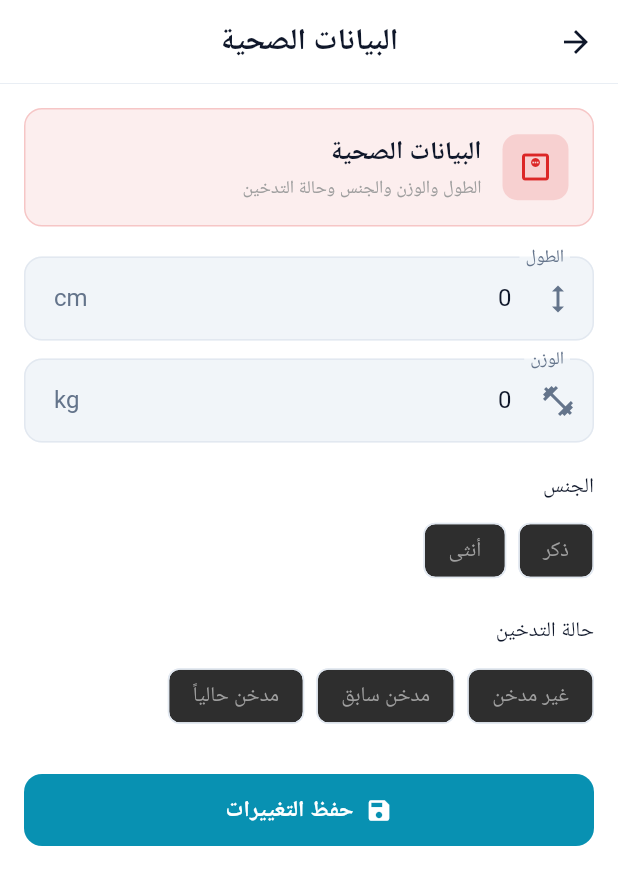
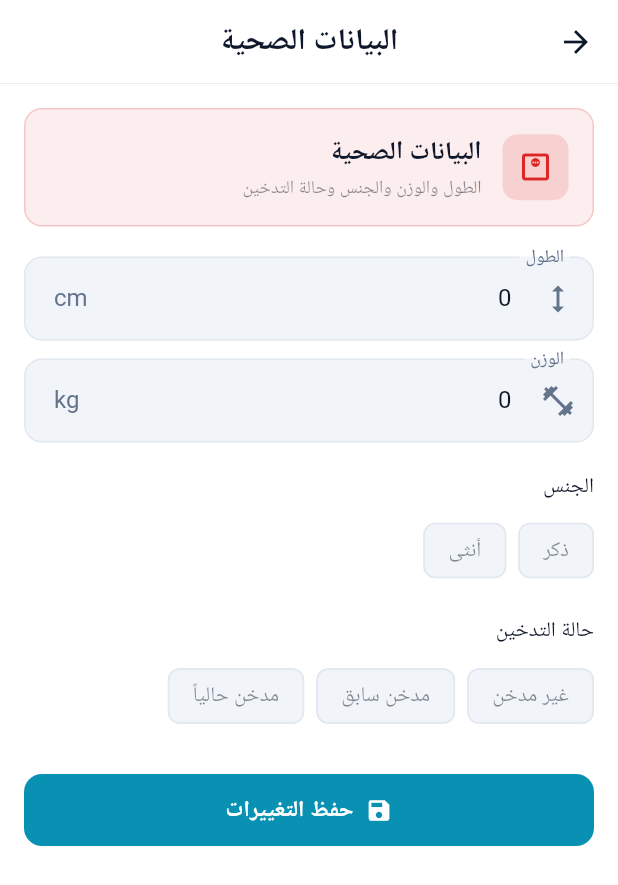
Before and after one commit to AlmohsenMyya/blood_donation, a Flutter app: the HealthInfoScreen screen opened directly with empty values, on a phone screen of 412 x 824 dp. Shown: the top 885 px of the screen. Run offline on Flutter 3.47's test engine with Material 3 defaults, Android fonts, the phone set to English and light mode, and no system bars; our stand-ins replace cloud_firestore, firebase_auth, firebase_core, firebase_messaging, flutter_dotenv, flutter_local_notifications and 4 more; missing offline and left inert: mobile_scanner; accounts and stored records are empty; key blocks and very long unbroken strings in the code were emptied for the run.

Commit message:
Update app interface to use a light and dark theme
Refactors UI elements across multiple screens to adopt a theme-aware color scheme, replacing hardcoded colors with dynamic theme values and updating text styles for better readability in both light and dark modes.

Replit-Commit-Author: Agent
Replit-Commit-Session-Id: 96f0cb3b-f585-47a2-971d-163fbc4546a3
Replit-Commit-Checkpoint-Type: full_checkpoint
Replit-Commit-Event-Id: 69051054-79c3-4d86-9951-59f3275ea193
Replit-Commit-Screenshot-Url: https://storage.googleapis.com/screenshot-production-us-central1/9e6150c9-0bec-4507-962b-f51578d6cd52/96f0cb3b-f585-47a2-971d-163fbc4546a3/FfCgVcX
Replit-Helium-Checkpoint-Created: true

```diff
--- a/lib/screens/donor_dashboard/profile_sections/emergency_contact_screen.dart
+++ b/lib/screens/donor_dashboard/profile_sections/emergency_contact_screen.dart
@@ -114,6 +114,7 @@ class _EmergencyContactScreenState extends State<EmergencyContactScreen> {
   }
 
   Widget _buildHeader(ThemeData theme, AppLocalizations l10n) {
+    final colorScheme = theme.colorScheme;
     return Column(
       crossAxisAlignment: CrossAxisAlignment.start,
       children: [
@@ -145,7 +146,7 @@ class _EmergencyContactScreenState extends State<EmergencyContactScreen> {
                     const SizedBox(height: 2),
                     Text(l10n.emergencyContactSubtitle,
                         style: theme.textTheme.bodySmall
-                            ?.copyWith(color: AppColors.textGrey)),
+                            ?.copyWith(color: colorScheme.onSurface.withOpacity(0.5))),
                   ],
                 ),
               ),
--- a/lib/screens/donor_dashboard/profile_sections/health_info_screen.dart
+++ b/lib/screens/donor_dashboard/profile_sections/health_info_screen.dart
@@ -156,6 +156,7 @@ class _HealthInfoScreenState extends State<HealthInfoScreen> {
 
   Widget _buildHeader(
       IconData icon, String title, String subtitle, ThemeData theme) {
+    final colorScheme = theme.colorScheme;
     return Container(
       padding: const EdgeInsets.all(16),
       decoration: BoxDecoration(
@@ -182,7 +183,7 @@ class _HealthInfoScreenState extends State<HealthInfoScreen> {
                 const SizedBox(height: 2),
                 Text(subtitle,
                     style: theme.textTheme.bodySmall
-                        ?.copyWith(color: AppColors.textGrey)),
+                        ?.copyWith(color: colorScheme.onSurface.withOpacity(0.5))),
               ],
             ),
           ),
@@ -197,6 +198,7 @@ class _HealthInfoScreenState extends State<HealthInfoScreen> {
     required String? selected,
     required ValueChanged<String> onSelected,
   }) {
+    final colorScheme = Theme.of(context).colorScheme;
     return Wrap(
       spacing: 8,
       runSpacing: 8,
@@ -207,9 +209,9 @@ class _HealthInfoScreenState extends State<HealthInfoScreen> {
           selected: isSelected,
           onSelected: (_) => onSelected(options[i]),
           selectedColor: AppColors.primaryRed,
-          backgroundColor: AppColors.fieldDark,
+          backgroundColor: colorScheme.surfaceContainerHighest,
           labelStyle: TextStyle(
-            color: isSelected ? Colors.white : AppColors.textGrey,
+            color: isSelected ? Colors.white : colorScheme.onSurface.withOpacity(0.5),
             fontWeight: isSelected ? FontWeight.bold : FontWeight.normal,
           ),
         );
--- a/lib/screens/donor_dashboard/profile_sections/medical_history_screen.dart
+++ b/lib/screens/donor_dashboard/profile_sections/medical_history_screen.dart
@@ -139,7 +139,7 @@ class _MedicalHistoryScreenState extends State<MedicalHistoryScreen> {
             Text(
               l10n.noneKnown,
               style: theme.textTheme.labelSmall
-                  ?.copyWith(color: AppColors.textGrey),
+                  ?.copyWith(color: theme.colorScheme.onSurface.withOpacity(0.5)),
             ),
             const SizedBox(height: 28),
 
@@ -162,6 +162,7 @@ class _MedicalHistoryScreenState extends State<MedicalHistoryScreen> {
 
   Widget _buildHeader(
       IconData icon, String title, String subtitle, ThemeData theme) {
+    final colorScheme = theme.colorScheme;
     return Container(
       padding: const EdgeInsets.all(16),
       decoration: BoxDecoration(
@@ -188,7 +189,7 @@ class _MedicalHistoryScreenState extends State<MedicalHistoryScreen> {
                 const SizedBox(height: 2),
                 Text(subtitle,
                     style: theme.textTheme.bodySmall
-                        ?.copyWith(color: AppColors.textGrey)),
+                        ?.copyWith(color: colorScheme.onSurface.withOpacity(0.5))),
               ],
             ),
           ),
--- a/lib/screens/donors/nearby_donors_screen.dart
+++ b/lib/screens/donors/nearby_donors_screen.dart
@@ -143,7 +143,7 @@ class _NearbyDonorsScreenState extends State<NearbyDonorsScreen> {
                       );
                     },
                     leading: CircleAvatar(
-                      backgroundColor: isPerfect ? AppColors.primaryRed : Colors.orange,
+                      backgroundColor: isPerfect ? AppColors.primaryRed : theme.colorScheme.secondary,
                       child: Icon(
                         isPerfect ? Icons.check_circle : Icons.person,
                         color: Colors.white
--- a/lib/screens/misc/awareness_screen.dart
+++ b/lib/screens/misc/awareness_screen.dart
@@ -84,7 +84,7 @@ class TipsScreen extends StatelessWidget {
                         const SizedBox(width: 8),
                         Text(
                           title,
-                          style: theme.textTheme.titleMedium,
+                          style: theme.textTheme.titleMedium?.copyWith(color: theme.colorScheme.onSurface),
                         ),
                       ],
                     ),
--- a/lib/screens/profile/user_profile_screen.dart
+++ b/lib/screens/profile/user_profile_screen.dart
@@ -170,6 +170,7 @@ class _ProfileScreenState extends State<ProfileScreen> {
                                   final cities = snapshot.data!.docs;
                                   return DropdownButtonFormField<String>(
                                     value: _selectedCity,
+                                    dropdownColor: colorScheme.surface,
                                     decoration: InputDecoration(labelText: l10n.city),
                                     items: cities.map((c) => DropdownMenuItem(
                                       value: c['name'] as String,
```
Also changed, not shown: lib/screens/admin/admin_dashboard.dart (+10 -1 lines), lib/screens/hospital/hospital_dashboard.dart (+9 -7 lines).
